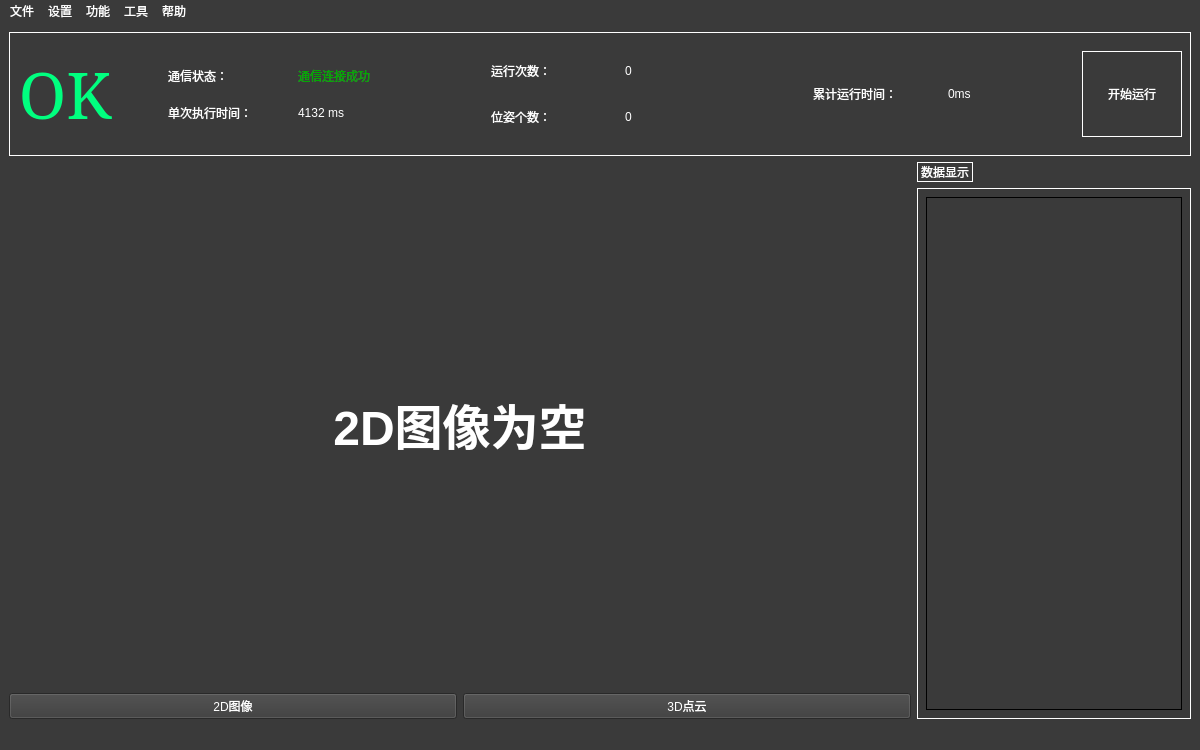
Before: the Qt Designer form resource/ui/pyqt_generated/UI_MainWindow.ui in Derkai52/LongerGUI, drawn with Qt 5.
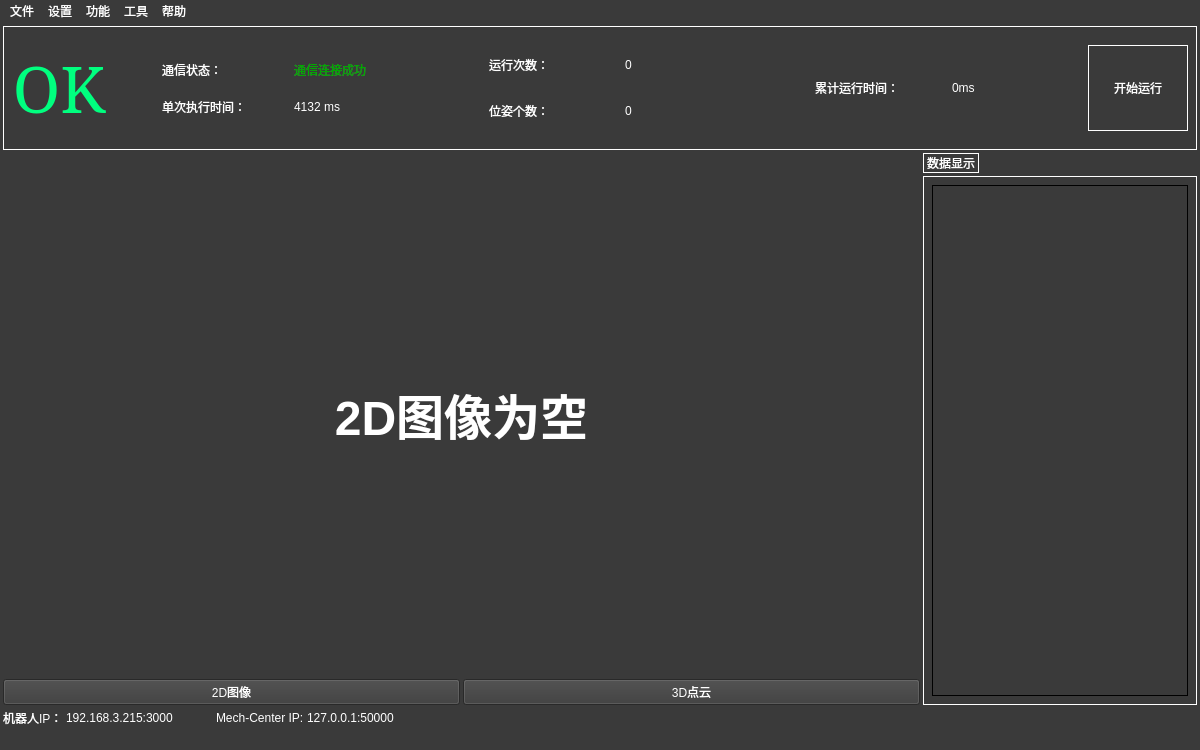
After: the same form once the commit is applied.

```diff
--- a/resource/ui/pyqt_generated/UI_MainWindow.ui
+++ b/resource/ui/pyqt_generated/UI_MainWindow.ui
@@ -34,6 +34,21 @@
     </size>
    </property>
    <layout class="QVBoxLayout" name="verticalLayout_9">
+    <property name="spacing">
+     <number>3</number>
+    </property>
+    <property name="leftMargin">
+     <number>3</number>
+    </property>
+    <property name="topMargin">
+     <number>3</number>
+    </property>
+    <property name="rightMargin">
+     <number>3</number>
+    </property>
+    <property name="bottomMargin">
+     <number>0</number>
+    </property>
     <item>
      <widget class="QWidget" name="Horizontal_status" native="true">
       <property name="sizePolicy">
@@ -538,6 +553,88 @@
       </item>
      </layout>
     </item>
+    <item>
+     <layout class="QHBoxLayout" name="horizontalLayout_4" stretch="0,0,0,0,0">
+      <item>
+       <widget class="QLabel" name="label_text_robotIP">
+        <property name="sizePolicy">
+         <sizepolicy hsizetype="Fixed" vsizetype="Preferred">
+          <horstretch>0</horstretch>
+          <verstretch>0</verstretch>
+         </sizepolicy>
+        </property>
+        <property name="text">
+         <string>机器人IP：</string>
+        </property>
+       </widget>
+      </item>
+      <item>
+       <widget class="QLabel" name="label_robotIP">
+        <property name="sizePolicy">
+         <sizepolicy hsizetype="Fixed" vsizetype="Preferred">
+          <horstretch>0</horstretch>
+          <verstretch>0</verstretch>
+         </sizepolicy>
+        </property>
+        <property name="text">
+         <string>192.168.3.215:3000</string>
+        </property>
+       </widget>
+      </item>
+      <item>
+       <spacer name="horizontalSpacer">
+        <property name="orientation">
+         <enum>Qt::Horizontal</enum>
+        </property>
+        <property name="sizeType">
+         <enum>QSizePolicy::Fixed</enum>
+        </property>
+        <property name="sizeHint" stdset="0">
+         <size>
+          <width>40</width>
+          <height>20</height>
+         </size>
+        </property>
+       </spacer>
+      </item>
+      <item>
+       <widget class="QLabel" name="label_text_mechIP">
+        <property name="sizePolicy">
+         <sizepolicy hsizetype="Fixed" vsizetype="Preferred">
+          <horstretch>0</horstretch>
+          <verstretch>0</verstretch>
+         </sizepolicy>
+        </property>
+        <property name="text">
+         <string>Mech-Center IP:</string>
+        </property>
+       </widget>
+      </item>
+      <item>
+       <widget class="QLabel" name="label_mechIP">
+        <property name="sizePolicy">
+         <sizepolicy hsizetype="Preferred" vsizetype="Preferred">
+          <horstretch>0</horstretch>
+          <verstretch>0</verstretch>
+         </sizepolicy>
+        </property>
+        <property name="text">
+         <string>127.0.0.1:50000</string>
+        </property>
+       </widget>
+      </item>
+     </layout>
+    </item>
+    <item>
+     <layout class="QHBoxLayout" name="horizontalLayout_2">
+      <property name="spacing">
+       <number>0</number>
+      </property>
+      <property name="bottomMargin">
+       <number>0</number>
+      </property>
+     </layout>
+    </item>
    </layout>
   </widget>
   <widget class="QMenuBar" name="menubar">
```
Left out of the diff: 23 changed lines with no effect on the pictures.
